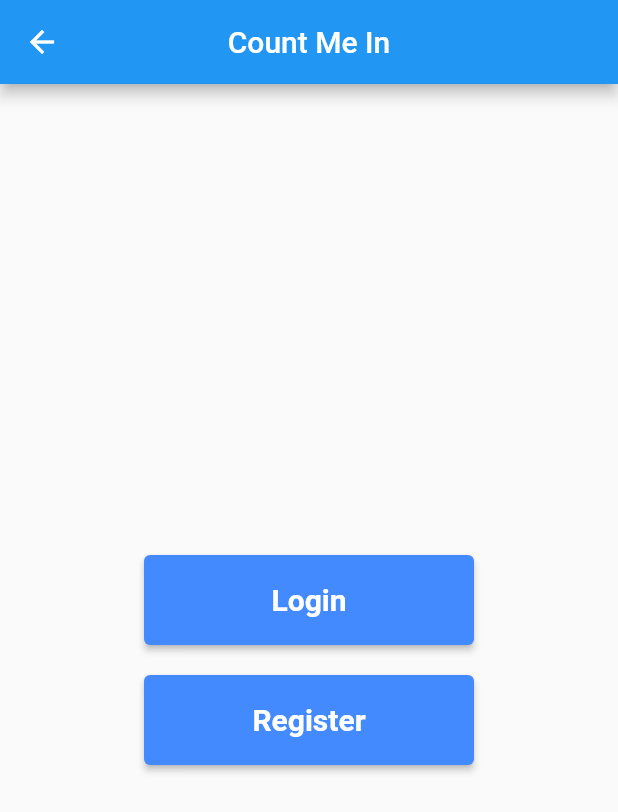
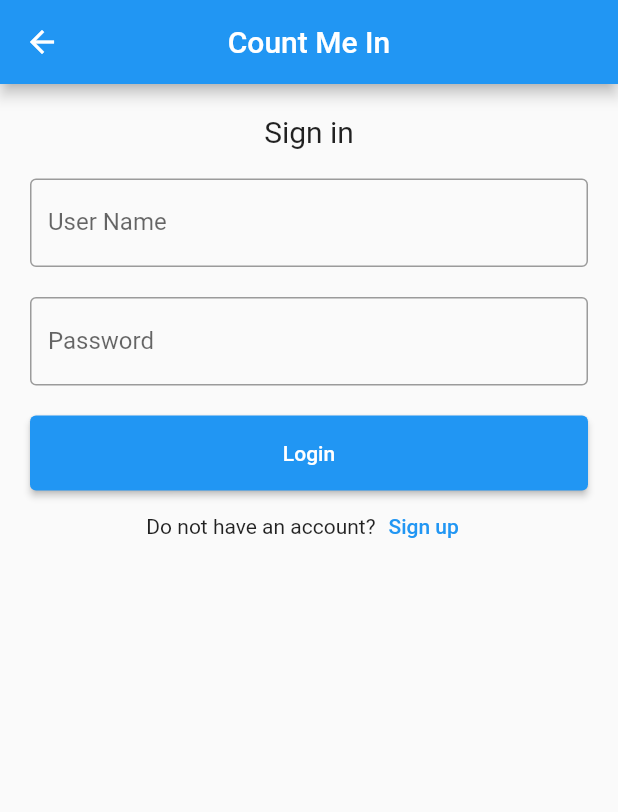
Before and after one commit to CSE-21/count-me-in, a Flutter app: the LogRegister screen opened by its route, after a tap on "Login", on a phone screen of 412 x 824 dp. Shown: the top 812 px of the screen. Run offline on Flutter 3.47's test engine with Material 2 defaults, Android fonts, the light colour scheme and no system bars; missing offline and left inert: mobile_scanner.

Commit message:
finished the login screen

```diff
--- a/lib/main.dart
+++ b/lib/main.dart
@@ -1,8 +1,10 @@
-import 'package:count_me_in/screens/login.dart';
 import 'package:flutter/material.dart';
+
 import 'screens/home.dart';
+import 'screens/logReg.dart';
 import 'screens/login.dart';
 import 'screens/qrscan.dart';
+import 'screens/register.dart';
 
 void main() {
   runApp(const MyApp());
@@ -15,11 +17,13 @@ class MyApp extends StatelessWidget {
   @override
   Widget build(BuildContext context) {
     return MaterialApp(
-      initialRoute: '/home',
+      initialRoute: '/logReg',
       routes: {
-        '/login': (context) => LogRegister(),
+        '/logReg': (context) => LogRegister(),
+        '/login': (context) => LoginScreen(),
+        '/register': (context) => RegistrationScreen(),
         '/home': (context) => HomeScreen(),
-        '/qr' : (context) => QR()
+        '/qr': (context) => QR()
       },
       title: 'Flutter Demo',
       theme: ThemeData(
@@ -34,7 +38,6 @@ class MyApp extends StatelessWidget {
         // is not restarted.
         primarySwatch: Colors.blue,
       ),
-
     );
   }
 }
--- /dev/null
+++ b/lib/screens/logReg.dart
@@ -0,0 +1,65 @@
+import 'package:flutter/material.dart';
+
+class LogRegister extends StatefulWidget {
+  const LogRegister({Key? key}) : super(key: key);
+
+  @override
+  State<LogRegister> createState() => _LogRegisterState();
+}
+
+class _LogRegisterState extends State<LogRegister> {
+  @override
+  Widget build(BuildContext context) {
+    return Scaffold(
+      appBar: AppBar(
+        title: Text("Count Me In"),
+        centerTitle: true,
+      ),
+      body: Container(
+        child: Column(
+          mainAxisAlignment: MainAxisAlignment.center,
+          // crossAxisAlignment: CrossAxisAlignment.stretch,
+          children: [
+            Center(
+              child: Container(
+                width: 220,
+                height: 60,
+                child: ElevatedButton(
+                  onPressed: () {
+                    Navigator.pushNamed(context, "/login");
+                  },
+                  child: Text("Login"),
+                  style: ElevatedButton.styleFrom(
+                    backgroundColor: Colors.blueAccent,
+                    textStyle: TextStyle(
+                        color: Colors.white,
+                        fontWeight: FontWeight.bold,
+                        fontSize: 20),
+                  ),
+                ),
+              ),
+            ),
+            SizedBox(
+              height: 20,
+            ),
+            Container(
+              width: 220,
+              height: 60,
+              child: ElevatedButton(
+                onPressed: () {},
+                child: Text("Register"),
+                style: ElevatedButton.styleFrom(
+                  backgroundColor: Colors.blueAccent,
+                  textStyle: TextStyle(
+                      color: Colors.white,
+                      fontWeight: FontWeight.bold,
+                      fontSize: 20),
+                ),
+              ),
+            ),
+          ],
+        ),
+      ),
+    );
+  }
+}
--- a/lib/screens/login.dart
+++ b/lib/screens/login.dart
@@ -1,13 +1,16 @@
 import 'package:flutter/material.dart';
 
-class LogRegister extends StatefulWidget {
-  const LogRegister({Key? key}) : super(key: key);
+class LoginScreen extends StatefulWidget {
+  const LoginScreen({Key? key}) : super(key: key);
 
   @override
-  State<LogRegister> createState() => _LogRegisterState();
+  State<LoginScreen> createState() => _LoginScreenState();
 }
 
-class _LogRegisterState extends State<LogRegister> {
+class _LoginScreenState extends State<LoginScreen> {
+  var username = "";
+  var password = "";
+
   @override
   Widget build(BuildContext context) {
     return Scaffold(
@@ -15,45 +18,86 @@ class _LogRegisterState extends State<LogRegister> {
         title: Text("Count Me In"),
         centerTitle: true,
       ),
-      body: Container(
-        child: Column(
-          mainAxisAlignment: MainAxisAlignment.center,
-          // crossAxisAlignment: CrossAxisAlignment.stretch,
-          children: [
-            Center(
-              child: Container(
-                width: 220,
-                height: 60,
-                child: ElevatedButton(
-                  onPressed: () {},
-                  child: Text("Login"),
-                  style: ElevatedButton.styleFrom(
-                    backgroundColor: Colors.blueAccent,
-                    textStyle: TextStyle(
-                        color: Colors.white,
-                        fontWeight: FontWeight.bold,
-                        fontSize: 20),
-                  ),
+      body: Padding(
+        padding: const EdgeInsets.all(10),
+        child: ListView(
+          children: <Widget>[
+            // Container(
+            //     alignment: Alignment.center,
+            //     padding: const EdgeInsets.all(10),
+            //     child: const Text(
+            //       'TutorialKart',
+            //       style: TextStyle(
+            //           color: Colors.blue,
+            //           fontWeight: FontWeight.w500,
+            //           fontSize: 30),
+            //     )),
+            Container(
+                alignment: Alignment.center,
+                padding: const EdgeInsets.all(10),
+                child: const Text(
+                  'Sign in',
+                  style: TextStyle(fontSize: 20),
+                )),
+            Container(
+              padding: const EdgeInsets.all(10),
+              child: TextField(
+                onChanged: (value) {
+                  username = value;
+                },
+                decoration: const InputDecoration(
+                  border: OutlineInputBorder(),
+                  labelText: 'User Name',
                 ),
               ),
             ),
+            Container(
+              padding: const EdgeInsets.fromLTRB(10, 10, 10, 0),
+              child: TextField(
+                onChanged: (value) {
+                  password = value;
+                },
+                obscureText: true,
+                decoration: const InputDecoration(
+                  border: OutlineInputBorder(),
+                  labelText: 'Password',
+                ),
+              ),
+            ),
+            // TextButton(
+            //   onPressed: () {
+            //     //forgot password screen
+            //   },
+            //   child: const Text(
+            //     'Forgot Password?',
+            //   ),
+            // ),
             SizedBox(
               height: 20,
             ),
             Container(
-              width: 220,
-              height: 60,
+              height: 50,
+              padding: const EdgeInsets.fromLTRB(10, 0, 10, 0),
               child: ElevatedButton(
+                child: const Text('Login'),
                 onPressed: () {},
-                child: Text("Register"),
-                style: ElevatedButton.styleFrom(
-                  backgroundColor: Colors.blueAccent,
-                  textStyle: TextStyle(
-                      color: Colors.white,
-                      fontWeight: FontWeight.bold,
-                      fontSize: 20),
-                ),
               ),
+            ),
+            Row(
+              children: <Widget>[
+                const Text('Do not have an account?'),
+                TextButton(
+                  child: const Text(
+                    'Sign up',
+                    style: TextStyle(fontSize: 14),
+                  ),
+                  onPressed: () {
+                    //signup screen
+                    Navigator.pushNamed(context, "/register");
+                  },
+                )
+              ],
+              mainAxisAlignment: MainAxisAlignment.center,
             ),
           ],
         ),
--- /dev/null
+++ b/lib/screens/register.dart
@@ -0,0 +1,20 @@
+import 'package:flutter/material.dart';
+
+class RegistrationScreen extends StatefulWidget {
+  const RegistrationScreen({Key? key}) : super(key: key);
+
+  @override
+  State<RegistrationScreen> createState() => _RegistrationScreenState();
+}
+
+class _RegistrationScreenState extends State<RegistrationScreen> {
+  @override
+  Widget build(BuildContext context) {
+    return Scaffold(
+      appBar: AppBar(
+        title: Text("Count Me In"),
+        centerTitle: true,
+      ),
+    );
+  }
+}
```
Also changed, not shown: 1 other file.
